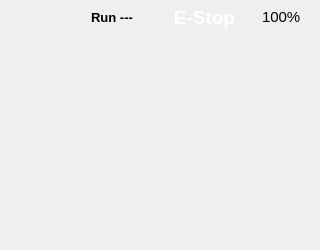
Old version of the form cbcui/ui/MainWindow.ui in the repository kipr/cbc.
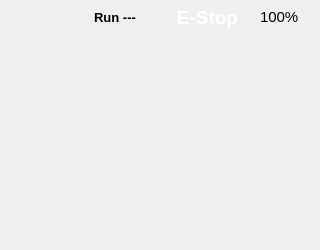
New version of the form. Icons and pictures are not drawn.

Commit message: removed HSV printing on Vision page due to lock up issue, unsure why? Changed back and close buttons on mainWindow to indicate state. Changed Exposure default value to 12.

```diff
--- a/cbcui/ui/MainWindow.ui
+++ b/cbcui/ui/MainWindow.ui
@@ -47,21 +47,21 @@
        </property>
        <property name="minimumSize">
         <size>
-         <width>54</width>
-         <height>27</height>
+         <width>60</width>
+         <height>30</height>
         </size>
        </property>
        <property name="maximumSize">
         <size>
-         <width>54</width>
-         <height>27</height>
+         <width>60</width>
+         <height>30</height>
         </size>
        </property>
        <property name="focusPolicy">
         <enum>Qt::NoFocus</enum>
        </property>
        <property name="styleSheet">
-        <string>QPushButton{
+        <string notr="true">QPushButton{
 border:0px;
 background-image:url(:/actions/back-wide.png);
 color:black;
@@ -245,26 +245,31 @@
        <property name="minimumSize">
         <size>
          <width>60</width>
-         <height>27</height>
+         <height>30</height>
         </size>
        </property>
        <property name="maximumSize">
         <size>
          <width>60</width>
-         <height>27</height>
+         <height>30</height>
         </size>
        </property>
        <property name="focusPolicy">
         <enum>Qt::NoFocus</enum>
        </property>
        <property name="styleSheet">
-        <string>QPushButton{
+        <string notr="true">QPushButton{
 border:0px;
 background-image:url(:/actions/close-wide.png);
 color:black;
 font-size:11pt;
 text-align:left;
-padding-left:2px;
+}
+QPushButton:pressed{
+background-image:url(:/actions/close-60D.png);
+color:black;
+font-size:11pt;
+text-align:left;
 }</string>
        </property>
        <property name="text">
```
Left out of the diff: 7 changed lines with no effect on the pictures. The commit also changes 13 other files.
